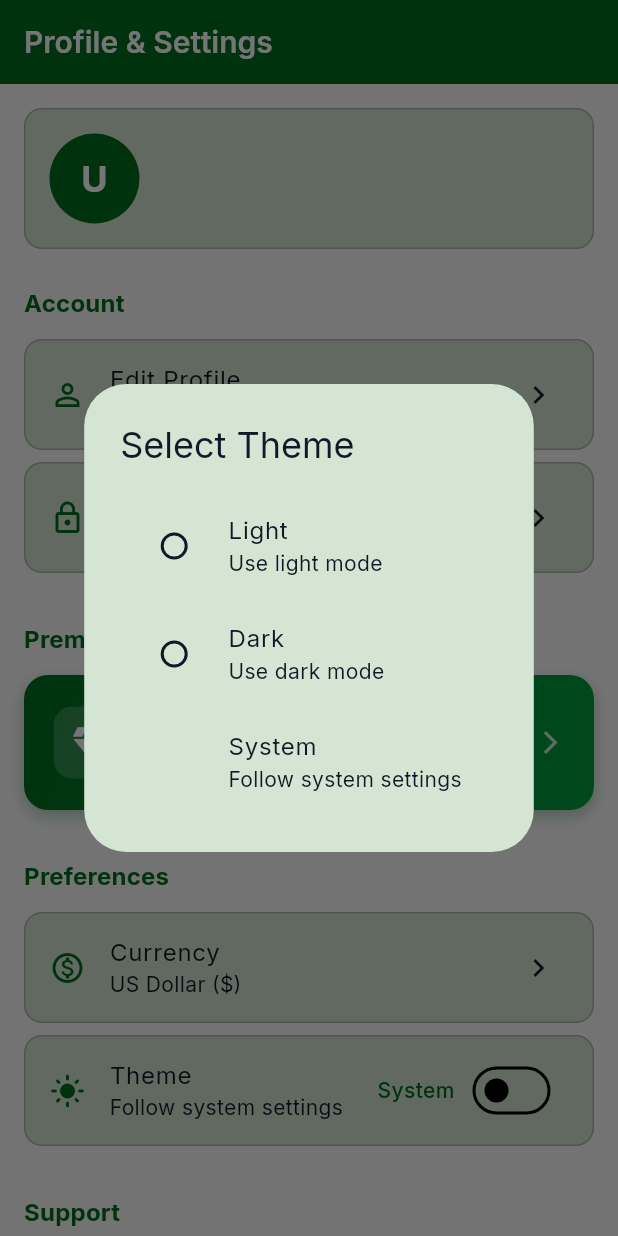
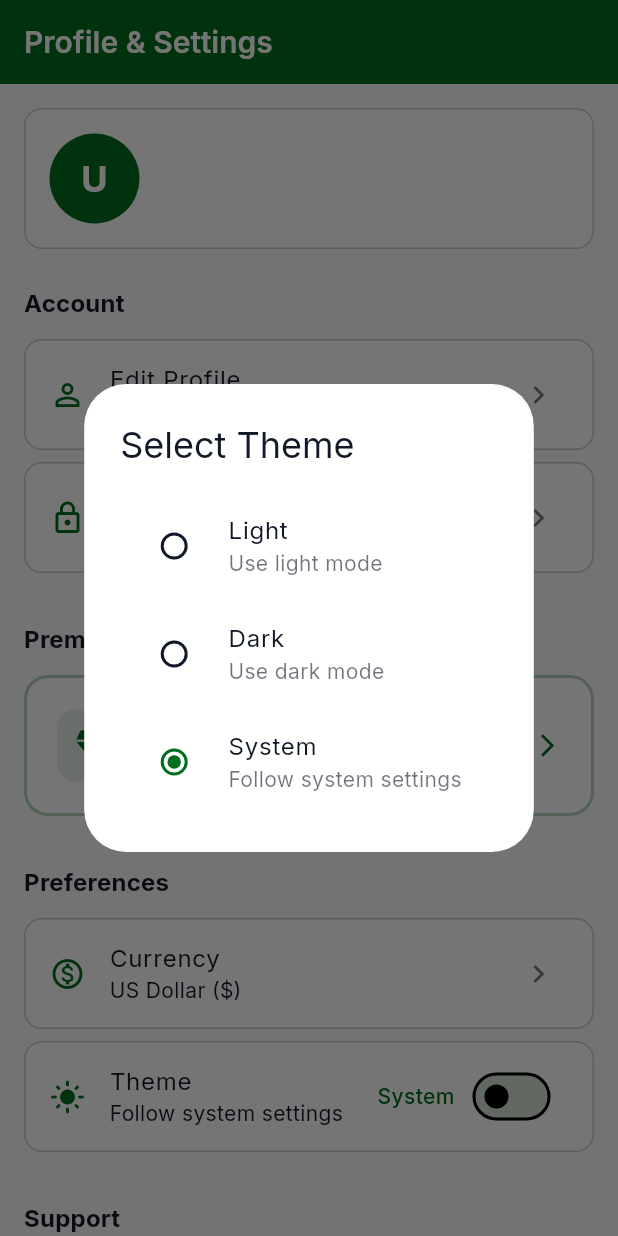
Before and after one commit to kasujjabash/vault-path-app, a Flutter app: the MoreScreen screen opened by its route, after a tap on "Theme", on a phone screen of 412 x 824 dp. Run offline on Flutter 3.47's test engine with Material 3 defaults, Android fonts, the phone set to English and light mode, and no system bars; our stand-ins replace cloud_firestore, firebase_auth, firebase_core, fl_chart, font_awesome_flutter, go_router and 6 more; accounts and stored records are empty; network calls fail.

Commit message:
Dark and light mode completed

```diff
--- a/lib/screens/more/more_screen.dart
+++ b/lib/screens/more/more_screen.dart
@@ -25,8 +25,8 @@
       appBar: AppBar(
         title: const Text('Profile & Settings'),
         elevation: 0,
-        backgroundColor: const Color(0xFF006E1F), // Dark green
-        foregroundColor: Colors.white,
+        backgroundColor: Theme.of(context).appBarTheme.backgroundColor,
+        foregroundColor: Theme.of(context).appBarTheme.foregroundColor,
       ),
       body: Consumer<AuthService>(
         builder: (context, authService, child) {
@@ -40,21 +40,23 @@
                   Container(
                     padding: const EdgeInsets.all(16),
                     decoration: BoxDecoration(
-                      color: Theme.of(context).colorScheme.surface,
+                      color:
+                          Theme.of(context).brightness == Brightness.light
+                              ? Colors.white
+                              : Theme.of(context).colorScheme.surface,
                       borderRadius: BorderRadius.circular(12),
                       border: Border.all(
                         color: Theme.of(
                           context,
                         ).colorScheme.outline.withOpacity(0.2),
+                        width: 1,
                       ),
                     ),
                     child: Row(
                       children: [
                         CircleAvatar(
                           radius: 30,
-                          backgroundColor: const Color(
-                            0xFF006E1F,
-                          ), // Dark green
+                          backgroundColor: const Color(0xFF006E1F),
                           child: Text(
                             (authService.userDisplayName?.isNotEmpty ?? false)
                                 ? authService.userDisplayName![0].toUpperCase()
@@ -198,7 +200,7 @@
       title,
       style: Theme.of(context).textTheme.titleMedium?.copyWith(
         fontWeight: FontWeight.bold,
-        color: const Color(0xFF006E1F), // Dark green
+        color: Theme.of(context).colorScheme.onSurface,
       ),
     );
   }
@@ -214,10 +216,14 @@
     return Container(
       margin: const EdgeInsets.only(bottom: 8),
       decoration: BoxDecoration(
-        color: Theme.of(context).colorScheme.surface,
+        color:
+            Theme.of(context).brightness == Brightness.light
+                ? Colors.white
+                : Theme.of(context).colorScheme.surface,
         borderRadius: BorderRadius.circular(12),
         border: Border.all(
           color: Theme.of(context).colorScheme.outline.withOpacity(0.2),
+          width: 1,
         ),
       ),
       child: ListTile(
@@ -226,7 +232,7 @@
           color:
               isDestructive
                   ? Theme.of(context).colorScheme.error
-                  : const Color(0xFF006E1F), // Dark green
+                  : const Color(0xFF006E1F),
         ),
         title: Text(
           title,
@@ -235,7 +241,10 @@
           ),
         ),
         subtitle: Text(subtitle),
-        trailing: const Icon(Icons.chevron_right),
+        trailing: Icon(
+          Icons.chevron_right,
+          color: Theme.of(context).colorScheme.onSurface.withOpacity(0.6),
+        ),
         onTap: onTap,
       ),
     );
@@ -270,10 +279,14 @@
     return Container(
       margin: const EdgeInsets.only(bottom: 8),
       decoration: BoxDecoration(
-        color: Theme.of(context).colorScheme.surface,
+        color:
+            Theme.of(context).brightness == Brightness.light
+                ? Colors.white
+                : Theme.of(context).colorScheme.surface,
         borderRadius: BorderRadius.circular(12),
         border: Border.all(
           color: Theme.of(context).colorScheme.outline.withOpacity(0.2),
+          width: 1,
         ),
       ),
       child: ListTile(
@@ -320,19 +333,15 @@
     return Container(
       margin: const EdgeInsets.only(bottom: 8),
       decoration: BoxDecoration(
-        gradient: const LinearGradient(
-          colors: [Color(0xFF006E1F), Color(0xFF00A040)],
-          begin: Alignment.topLeft,
-          end: Alignment.bottomRight,
+        color:
+            Theme.of(context).brightness == Brightness.light
+                ? Colors.white
+                : Theme.of(context).colorScheme.surface,
+        borderRadius: BorderRadius.circular(16),
+        border: Border.all(
+          color: const Color(0xFF006E1F).withOpacity(0.3),
+          width: 2,
         ),
-        borderRadius: BorderRadius.circular(16),
-        boxShadow: [
-          BoxShadow(
-            color: const Color(0xFF006E1F).withOpacity(0.3),
-            blurRadius: 8,
-            offset: const Offset(0, 4),
-          ),
-        ],
       ),
       child: Material(
         color: Colors.transparent,
@@ -348,12 +357,12 @@
                   width: 48,
                   height: 48,
                   decoration: BoxDecoration(
-                    color: Colors.white.withOpacity(0.2),
+                    color: const Color(0xFF006E1F).withOpacity(0.1),
                     borderRadius: BorderRadius.circular(12),
                   ),
-                  child: const Icon(
+                  child: Icon(
                     Icons.diamond,
-                    color: Colors.white,
+                    color: const Color(0xFF006E1F),
                     size: 28,
                   ),
                 ),
@@ -364,12 +373,12 @@
                   child: Column(
                     crossAxisAlignment: CrossAxisAlignment.start,
                     children: [
-                      const Text(
+                      Text(
                         'Vault Path Premium',
                         style: TextStyle(
                           fontSize: 18,
                           fontWeight: FontWeight.bold,
-                          color: Colors.white,
+                          color: Theme.of(context).colorScheme.onSurface,
                         ),
                       ),
                       const SizedBox(height: 4),
@@ -377,7 +386,9 @@
                         'Unlock unlimited features',
                         style: TextStyle(
                           fontSize: 14,
-                          color: Colors.white.withOpacity(0.9),
+                          color: Theme.of(
+                            context,
+                          ).colorScheme.onSurface.withOpacity(0.7),
                         ),
                       ),
                     ],
@@ -387,7 +398,7 @@
                 // Arrow
                 Icon(
                   Icons.arrow_forward_ios,
-                  color: Colors.white.withOpacity(0.8),
+                  color: const Color(0xFF006E1F),
                   size: 18,
                 ),
               ],
@@ -403,15 +414,35 @@
       context: context,
       builder:
           (context) => AlertDialog(
-            title: const Text('Select Theme'),
+            backgroundColor:
+                Theme.of(context).brightness == Brightness.light
+                    ? Colors.white
+                    : Theme.of(context).colorScheme.surface,
+            title: Text(
+              'Select Theme',
+              style: TextStyle(color: Theme.of(context).colorScheme.onSurface),
+            ),
             content: Column(
               mainAxisSize: MainAxisSize.min,
               children: [
                 RadioListTile<ThemeMode>(
-                  title: const Text('Light'),
-                  subtitle: const Text('Use light mode'),
+                  title: Text(
+                    'Light',
+                    style: TextStyle(
+                      color: Theme.of(context).colorScheme.onSurface,
+                    ),
+                  ),
+                  subtitle: Text(
+                    'Use light mode',
+                    style: TextStyle(
+                      color: Theme.of(
+                        context,
+                      ).colorScheme.onSurface.withOpacity(0.6),
+                    ),
+                  ),
                   value: ThemeMode.light,
                   groupValue: themeProvider.themeMode,
+                  activeColor: const Color(0xFF006E1F),
                   onChanged: (value) {
                     if (value != null) {
                       themeProvider.setThemeMode(value);
@@ -420,10 +451,23 @@
                   },
                 ),
                 RadioListTile<ThemeMode>(
-                  title: const Text('Dark'),
-                  subtitle: const Text('Use dark mode'),
+                  title: Text(
+                    'Dark',
+                    style: TextStyle(
+                      color: Theme.of(context).colorScheme.onSurface,
+                    ),
+                  ),
+                  subtitle: Text(
+                    'Use dark mode',
+                    style: TextStyle(
+                      color: Theme.of(
+                        context,
+                      ).colorScheme.onSurface.withOpacity(0.6),
+                    ),
+                  ),
                   value: ThemeMode.dark,
                   groupValue: themeProvider.themeMode,
+                  activeColor: const Color(0xFF006E1F),
                   onChanged: (value) {
                     if (value != null) {
                       themeProvider.setThemeMode(value);
@@ -432,10 +476,23 @@
                   },
                 ),
                 RadioListTile<ThemeMode>(
-                  title: const Text('System'),
-                  subtitle: const Text('Follow system settings'),
+                  title: Text(
+                    'System',
+                    style: TextStyle(
+                      color: Theme.of(context).colorScheme.onSurface,
+                    ),
+                  ),
+                  subtitle: Text(
+                    'Follow system settings',
+                    style: TextStyle(
+                      color: Theme.of(
+                        context,
+                      ).colorScheme.onSurface.withOpacity(0.6),
+                    ),
+                  ),
                   value: ThemeMode.system,
                   groupValue: themeProvider.themeMode,
+                  activeColor: const Color(0xFF006E1F),
                   onChanged: (value) {
                     if (value != null) {
                       themeProvider.setThemeMode(value);
@@ -471,7 +528,12 @@
                 ),
                 DialogUtils.createDialogText(
                   'Email: ${authService.userEmail ?? 'N/A'}',
-                  style: const TextStyle(fontSize: 14, color: Colors.grey),
+                  style: TextStyle(
+                    fontSize: 14,
+                    color: Theme.of(
+                      context,
+                    ).colorScheme.onSurface.withOpacity(0.6),
+                  ),
                 ),
               ],
             ),
@@ -514,24 +576,35 @@
                 Container(
                   padding: const EdgeInsets.all(12),
                   decoration: BoxDecoration(
-                    color: Colors.grey.shade100,
+                    color:
+                        Theme.of(context).brightness == Brightness.light
+                            ? Colors.white
+                            : Theme.of(context).colorScheme.surface,
                     borderRadius: BorderRadius.circular(8),
-                    border: Border.all(color: Colors.grey.shade300),
+                    border: Border.all(
+                      color: Theme.of(
+                        context,
+                      ).colorScheme.outline.withOpacity(0.2),
+                      width: 1,
+                    ),
                   ),
                   child: Row(
                     children: [
                       Icon(
                         Icons.email_outlined,
-                        color: Colors.grey.shade600,
+                        color: Theme.of(
+                          context,
+                        ).colorScheme.onSurface.withOpacity(0.6),
                         size: 20,
                       ),
                       const SizedBox(width: 8),
                       Expanded(
                         child: Text(
                           authService.userEmail ?? 'your email',
-                          style: const TextStyle(
+                          style: TextStyle(
                             fontWeight: FontWeight.w600,
                             fontSize: 16,
+                            color: Theme.of(context).colorScheme.onSurface,
                           ),
                         ),
                       ),
@@ -614,7 +687,10 @@
               padding: const EdgeInsets.all(24),
               decoration: BoxDecoration(
                 borderRadius: BorderRadius.circular(16),
-                color: Theme.of(context).colorScheme.surface,
+                color:
+                    Theme.of(context).brightness == Brightness.light
+                        ? Colors.white
+                        : Theme.of(context).colorScheme.surface,
               ),
               child: Column(
                 mainAxisSize: MainAxisSize.min,
@@ -656,7 +732,10 @@
                                             currencyService.currentCurrency ==
                                                     currency
                                                 ? const Color(0xFF006E1F)
-                                                : Colors.grey.shade300,
+                                                : Theme.of(context)
+                                                    .colorScheme
+                                                    .outline
+                                                    .withOpacity(0.3),
                                         width:
                                             currencyService.currentCurrency ==
                                                     currency
@@ -701,7 +780,10 @@
                                               currencyService.currentCurrency ==
                                                       currency
                                                   ? const Color(0xFF006E1F)
-                                                  : Colors.grey.shade600,
+                                                  : Theme.of(context)
+                                                      .colorScheme
+                                                      .onSurface
+                                                      .withOpacity(0.6),
                                         ),
                                       ),
                                       trailing:
@@ -761,7 +843,9 @@
                         child: Text(
                           'Close',
                           style: TextStyle(
-                            color: Colors.grey.shade700,
+                            color: Theme.of(
+                              context,
+                            ).colorScheme.onSurface.withOpacity(0.8),
                             fontWeight: FontWeight.w600,
                           ),
                         ),
```
Also changed, not shown: lib/components/home_drawer.dart (+18 -12 lines), lib/screens/notifications_screen.dart (+34 -28 lines).
